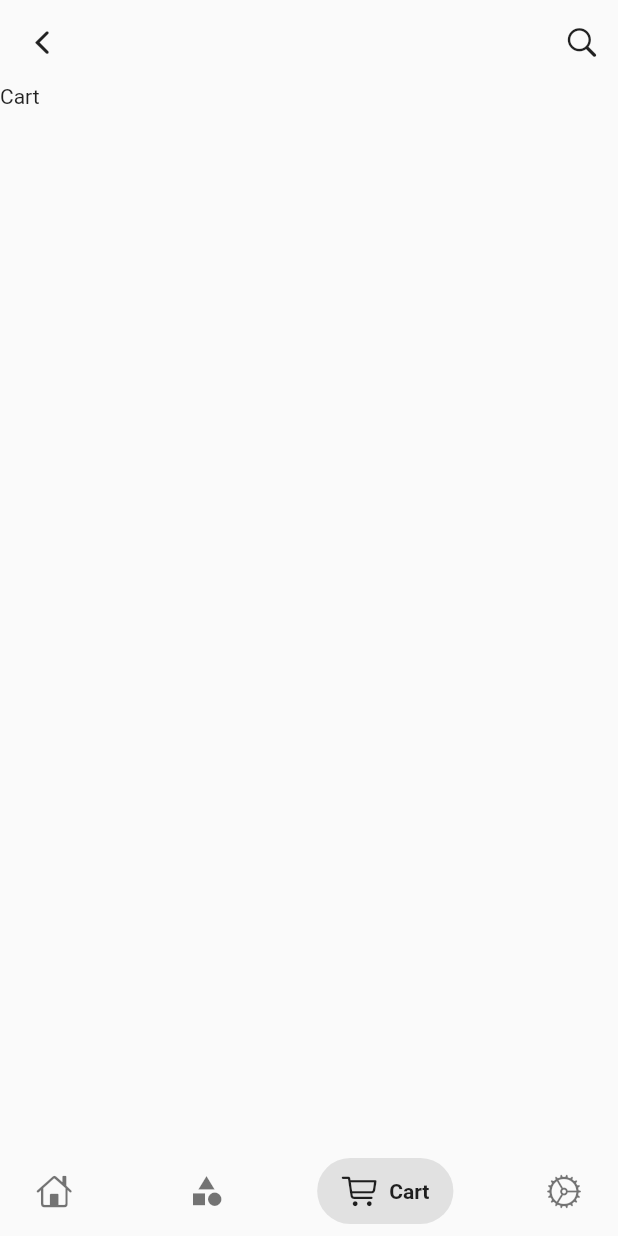
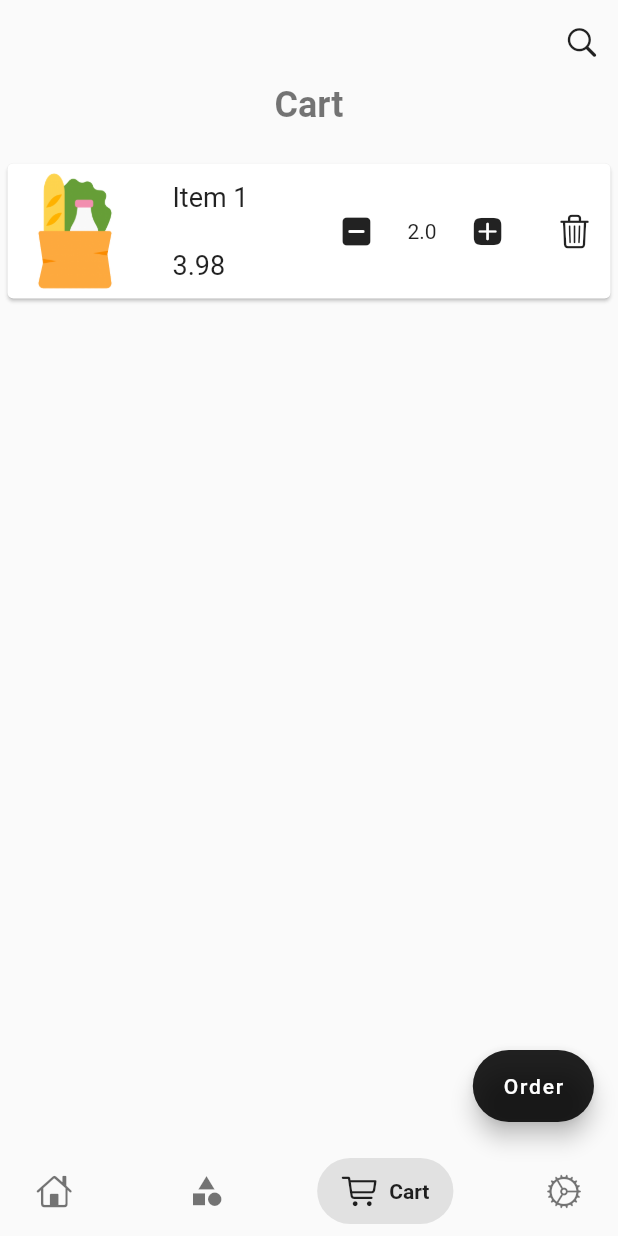
Before and after one commit to abdulrasol/store, a Flutter app: the screen it shows after launch, item 3 of the bottom bar chosen, on a phone screen of 412 x 824 dp. Run offline on Flutter 3.47's test engine with Material 2 defaults, Android fonts, the phone set to English and light mode, and no system bars; drawn by our look-alikes of salomon_bottom_bar; our stand-ins replace carousel_slider, get.

Commit message:
add mord, cart and more

```diff
--- /dev/null
+++ b/lib/database/models/item_card.dart
@@ -0,0 +1,20 @@
+import 'package:store/database/models/item_model.dart';
+
+class CartItem {
+  final ItemModel item;
+  double quantity;
+  late double price;
+
+  CartItem(this.item, this.quantity) {
+    price = item.price * quantity;
+  }
+  void increaseQuantity() {
+    quantity = quantity + item.unit;
+    price = item.price * quantity;
+  }
+
+  void decreaseQuantity() {
+    quantity = quantity - item.unit;
+    price = item.price * quantity;
+  }
+}
--- a/lib/ui/pages/cart.dart
+++ b/lib/ui/pages/cart.dart
@@ -1,15 +1,52 @@
+import 'package:flutter/cupertino.dart';
 import 'package:flutter/material.dart';
+import 'package:store/database/models/item_card.dart';
+import 'package:store/database/models/item_model.dart';
+import 'package:store/ui/widgets/cart_item_widget.dart';
+import 'package:store/ui/widgets/page_title.dart';
 
 import '../widgets/generic_app_bar.dart';
 
-class Cart extends StatelessWidget {
+class Cart extends StatefulWidget {
   const Cart({super.key});
+
+  @override
+  State<Cart> createState() => _CartState();
+}
+
+class _CartState extends State<Cart> {
+  final CartItem item = CartItem(
+    ItemModel(
+        'Item 1', 1.99, 'dd', 1, 1, 'assets/imgs/item2.png', 'description'),
+    2,
+  );
 
   @override
   Widget build(BuildContext context) {
     return Scaffold(
-      appBar: genericAppBar(withBackAction: true),
-      body: const Text('Cart'),
+      appBar: genericAppBar(),
+      body: Column(
+        children: [
+          pageTitle('Cart'),
+          const SizedBox(height: 20),
+          SingleChildScrollView(
+            child: Column(
+              children: [
+                CartItemWidget(item: item),
+              ],
+            ),
+          ),
+        ],
+      ),
+      floatingActionButton: FloatingActionButton.extended(
+        onPressed: () {},
+        label: const Text('Order'),
+        backgroundColor: Colors.black87,
+        focusColor: Colors.black54,
+        hoverColor: Colors.black54,
+        tooltip: 'Compelete order',
+        //icon: Icon(Icons.payment),
+      ),
     );
   }
 }
--- a/lib/ui/pages/main.dart
+++ b/lib/ui/pages/main.dart
@@ -14,11 +14,11 @@ class Main extends StatefulWidget {
 }
 
 class _MainState extends State<Main> {
-  var _boNaBaIndex = 0;
+  var _boNaBaIndex = 3;
   var pages = [
     const Home(),
     const Categories(),
-    const Cart(),
+    Cart(),
     const More(),
   ];
 
--- /dev/null
+++ b/lib/ui/widgets/cart_item_widget.dart
@@ -0,0 +1,99 @@
+import 'package:flutter/cupertino.dart';
+import 'package:flutter/material.dart';
+import 'package:store/database/models/item_card.dart';
+
+class CartItemWidget extends StatefulWidget {
+  final CartItem item;
+  const CartItemWidget({super.key, required this.item});
+
+  @override
+  State<CartItemWidget> createState() => _CartItemWidgetState();
+}
+
+class _CartItemWidgetState extends State<CartItemWidget> {
+  @override
+  Widget build(BuildContext context) {
+    return SizedBox(
+      width: double.infinity,
+      child: SizedBox(
+        height: 100,
+        width: double.infinity,
+        child: Card(
+          margin: const EdgeInsets.all(5),
+          child: Row(
+            crossAxisAlignment: CrossAxisAlignment.start,
+            mainAxisAlignment: MainAxisAlignment.center,
+            children: [
+              Image.asset(widget.item.item.image),
+              const SizedBox(width: 20),
+              Expanded(
+                child: SizedBox(
+                  height: double.infinity,
+                  child: Column(
+                    mainAxisAlignment: MainAxisAlignment.spaceAround,
+                    crossAxisAlignment: CrossAxisAlignment.start,
+                    children: [
+                      Text(
+                        widget.item.item.name,
+                        style: const TextStyle(fontSize: 18),
+                      ),
+                      Text(
+                        widget.item.price.toString(),
+                        style: const TextStyle(fontSize: 18),
+                      )
+                    ],
+                  ),
+                ),
+              ),
+              SizedBox(
+                height: double.infinity,
+                child: Row(
+                  crossAxisAlignment: CrossAxisAlignment.center,
+                  mainAxisAlignment: MainAxisAlignment.spaceBetween,
+                  children: [
+                    IconButton(
+                      onPressed: () {
+                        setState(() {
+                          widget.item.decreaseQuantity();
+                        });
+                      },
+                      icon: const Icon(
+                        CupertinoIcons.minus_square_fill,
+                        color: Colors.black87,
+                      ),
+                    ),
+                    const SizedBox(width: 10),
+                    Text(
+                      widget.item.quantity.toString(),
+                    ),
+                    const SizedBox(width: 10),
+                    IconButton(
+                      onPressed: () {
+                        setState(() {
+                          widget.item.increaseQuantity();
+                        });
+                      },
+                      icon: const Icon(
+                        CupertinoIcons.plus_app_fill,
+                        color: Colors.black87,
+                      ),
+                    ),
+                    const SizedBox(width: 10),
+                    IconButton(
+                      onPressed: () {},
+                      icon: const Icon(
+                        CupertinoIcons.delete,
+                        color: Colors.black87,
+                      ),
+                    ),
+                  ],
+                ),
+              ),
+            ],
+          ),
+        ),
+      ),
+    );
+    ;
+  }
+}
--- a/lib/ui/widgets/item_card.dart
+++ b/lib/ui/widgets/item_card.dart
@@ -13,6 +13,8 @@ class ItemCard extends StatelessWidget {
       ),
       elevation: 2,
       margin: const EdgeInsets.all(5),
+      child: InkWell(
+        onTap: () {},
         child: Padding(
           padding: const EdgeInsets.all(8.0),
           child: Column(
@@ -20,9 +22,11 @@ class ItemCard extends StatelessWidget {
             crossAxisAlignment: CrossAxisAlignment.start,
             children: [
               Expanded(
+                child: Center(
                   child: Image.asset(
                     item.image,
                     fit: BoxFit.cover,
+                  ),
                 ),
               ),
               const SizedBox(height: 8),
@@ -59,6 +63,7 @@ class ItemCard extends StatelessWidget {
             ],
           ),
         ),
+      ),
     );
   }
 }
--- /dev/null
+++ b/lib/ui/widgets/page_title.dart
@@ -0,0 +1,18 @@
+import 'package:flutter/material.dart';
+
+SizedBox pageTitle(String title) {
+  return SizedBox(
+    width: double.infinity,
+    //height: 50,
+    child: Center(
+      child: Text(
+        title,
+        style: const TextStyle(
+          fontWeight: FontWeight.bold,
+          fontSize: 24,
+          color: Colors.black54,
+        ),
+      ),
+    ),
+  );
+}
--- a/pubspec.yaml
+++ b/pubspec.yaml
@@ -68,6 +68,7 @@ flutter:
     - assets/imgs/banner1.jpg
     - assets/imgs/item01.jpeg
     - assets/imgs/item2.png
+    - assets/imgs/cat01.png
 
   # An image asset can refer to one or more resolution-specific "variants", see
   # https://flutter.dev/assets-and-images/#resolution-aware
```
Also changed, not shown: lib/ui/pages/categories.dart (+15 -3 lines), lib/ui/pages/more.dart (+63 -3 lines), lib/ui/pages/orders.dart (added, +10 -0 lines), lib/ui/widgets/category_card.dart (+6 -1 lines), lib/ui/widgets/catrgories_wrap.dart (+13 -19 lines), assets/imgs/cat01.png (added), pubspec.lock. Lines whose indentation alone changed are shown as unchanged.
